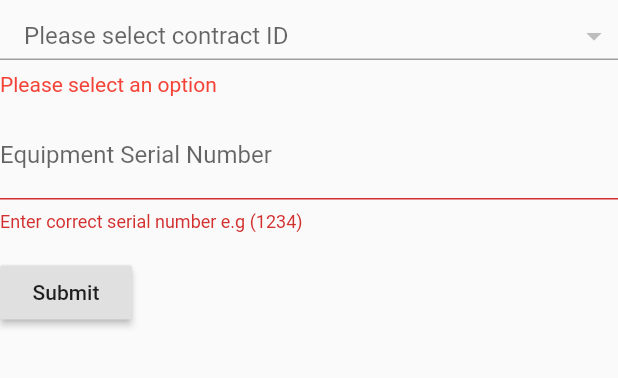
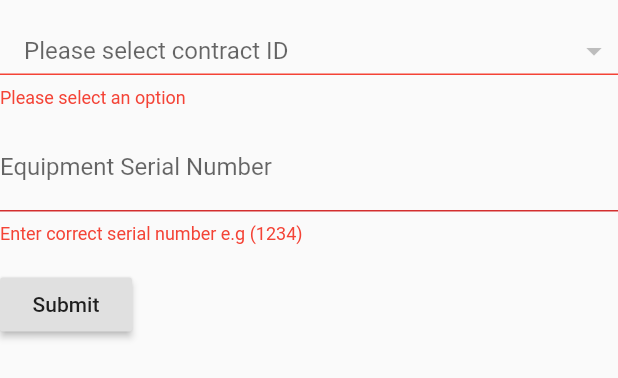
Before and after one commit to shah05/ticketing_app, a Flutter app: the BuildEquipmentCheck widget shown alone on an empty page, opened directly, after a tap on "Submit", on a phone screen of 412 x 824 dp. Shown: the top 378 px of the screen. Run offline on Flutter 3.47's test engine with Material 2 defaults, Android fonts, the phone set to English and light mode, and no system bars; our stand-ins replace datetime_picker_formfield, dio, font_awesome_flutter, image_picker, shared_preferences; accounts and stored records are empty; network calls fail; statements that could not run were skipped.

Commit message:
clean up equipment_check_screen

```diff
--- a/lib/screens/equipment_check_screen.dart
+++ b/lib/screens/equipment_check_screen.dart
@@ -84,6 +84,7 @@ class _BuildEquipmentCheckState extends State<BuildEquipmentCheck> {
   String selectedContract;
   String dropdownError;
   String serialNoInput;
+  bool a = false;
 
   @override
   void initState() {
@@ -103,14 +104,19 @@ class _BuildEquipmentCheckState extends State<BuildEquipmentCheck> {
       child: Column(
         crossAxisAlignment: CrossAxisAlignment.start,
         children: <Widget>[
+          SizedBox(
+            height: 10.0,
+          ),
           Container(
             child: ButtonTheme(
               alignedDropdown: true,
               child: DropdownButton<String>(
                 underline: Container(
-                  decoration: const BoxDecoration(
+                  decoration: BoxDecoration(
                     border: Border(
-                      bottom: BorderSide(color: Colors.grey),
+                      bottom: BorderSide(
+                          color:
+                              dropdownError == null ? Colors.grey : Colors.red),
                     ),
                   ),
                 ),
@@ -139,19 +145,21 @@ class _BuildEquipmentCheckState extends State<BuildEquipmentCheck> {
           ),
           dropdownError == null
               ? SizedBox.shrink()
-              : Text(dropdownError ?? "", style: TextStyle(color: Colors.red)),
+              : Text(dropdownError ?? "",
+                  style: TextStyle(fontSize: 12.0, color: Colors.red)),
           SizedBox(
             height: 10.0,
           ),
           TextFormField(
             decoration: InputDecoration(
-              labelText: 'Equipment Serial Number',
-            ),
+                labelText: 'Equipment Serial Number',
+                errorStyle: TextStyle(fontSize: 12.0, color: Colors.red)),
             validator: (value) {
               if (value.isEmpty) {
                 return 'Enter correct serial number e.g (1234)';
               }
               serialNoInput = value;
+              return null;
             },
           ),
           Padding(
```
Also changed, not shown: lib/screens/equipment_result_screen.dart (+8 -6 lines).
